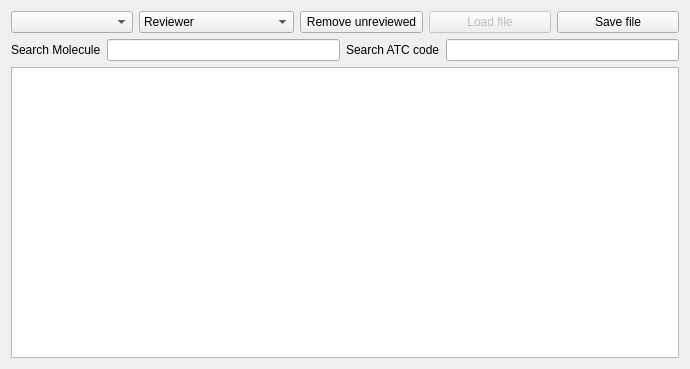
FreeHealth/freehealth, file freetoolbox/plugins/drugsdb/moleculelinkerwidget.ui: the form before one commit.
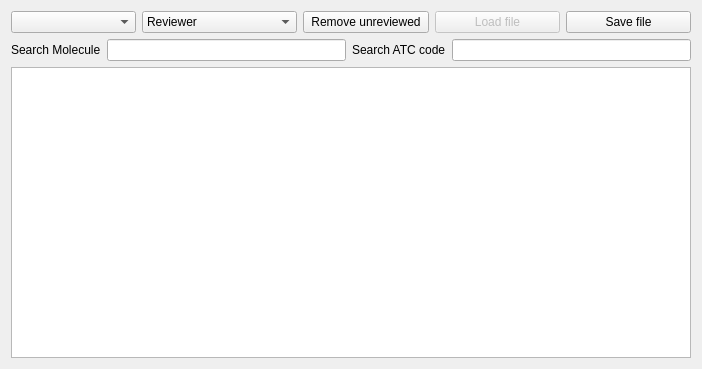
The form after the commit.

What changed in the file:
```diff
--- a/freetoolbox/plugins/drugsdb/moleculelinkerwidget.ui
+++ b/freetoolbox/plugins/drugsdb/moleculelinkerwidget.ui
@@ -6,7 +6,7 @@
    <rect>
     <x>0</x>
     <y>0</y>
-    <width>690</width>
+    <width>702</width>
     <height>369</height>
    </rect>
   </property>
```
Left out of the diff: 4 changed lines with no effect on the pictures.
